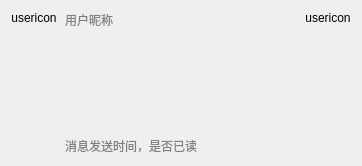
clb-128258/TiebaDesktop, file src/resf/message_item.ui: the form before one commit.
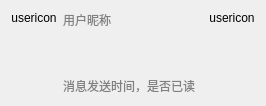
The form after the commit.

The edit to the form file:
```diff
--- a/src/resf/message_item.ui
+++ b/src/resf/message_item.ui
@@ -6,51 +6,15 @@
    <rect>
     <x>0</x>
     <y>0</y>
-    <width>362</width>
-    <height>166</height>
+    <width>266</width>
+    <height>106</height>
    </rect>
   </property>
   <property name="windowTitle">
    <string>消息条目</string>
   </property>
-  <layout class="QGridLayout" name="gridLayout" rowstretch="0,1,0" columnstretch="0,1,0">
-   <property name="spacing">
-    <number>8</number>
-   </property>
-   <item row="2" column="1">
-    <widget class="QLabel" name="label_3">
-     <property name="font">
-      <font>
-       <pointsize>9</pointsize>
-      </font>
-     </property>
-     <property name="styleSheet">
-      <string notr="true">QLabel{color:grey;}</string>
-     </property>
-     <property name="text">
-      <string>消息发送时间，是否已读</string>
-     </property>
-    </widget>
-   </item>
-   <item row="1" column="1">
-    <widget class="QWidget" name="messageContentWidget" native="true"/>
-   </item>
-   <item row="0" column="1">
-    <widget class="QLabel" name="label_4">
-     <property name="font">
-      <font>
-       <pointsize>9</pointsize>
-      </font>
-     </property>
-     <property name="styleSheet">
-      <string notr="true">QLabel{color:grey;}</string>
-     </property>
-     <property name="text">
-      <string>用户昵称</string>
-     </property>
-    </widget>
-   </item>
-   <item row="0" column="0" rowspan="3">
+  <layout class="QGridLayout" name="gridLayout" columnstretch="0,1,0">
+   <item row="0" column="0">
     <layout class="QVBoxLayout" name="verticalLayout">
      <item>
       <widget class="QLabel" name="label">
@@ -77,7 +41,44 @@
      </item>
     </layout>
    </item>
-   <item row="0" column="2" rowspan="3">
+   <item row="0" column="1">
+    <layout class="QVBoxLayout" name="verticalLayout_3" stretch="0,1,0">
+     <item>
+      <widget class="QLabel" name="label_4">
+       <property name="font">
+        <font>
+         <pointsize>9</pointsize>
+        </font>
+       </property>
+       <property name="styleSheet">
+        <string notr="true">QLabel{color:grey;}</string>
+       </property>
+       <property name="text">
+        <string>用户昵称</string>
+       </property>
+      </widget>
+     </item>
+     <item>
+      <widget class="QWidget" name="messageContentWidget" native="true"/>
+     </item>
+     <item>
+      <widget class="QLabel" name="label_3">
+       <property name="font">
+        <font>
+         <pointsize>9</pointsize>
+        </font>
+       </property>
+       <property name="styleSheet">
+        <string notr="true">QLabel{color:grey;}</string>
+       </property>
+       <property name="text">
+        <string>消息发送时间，是否已读</string>
+       </property>
+      </widget>
+     </item>
+    </layout>
+   </item>
+   <item row="0" column="2">
     <layout class="QVBoxLayout" name="verticalLayout_2">
      <item>
       <widget class="QLabel" name="label_2">
```
